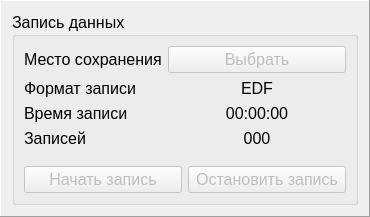
Qt form resources/frm_online_control_recording.ui (mcsltd/mcs-inRat-monitor) before a commit.
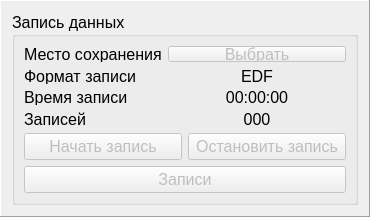
The same form after that commit.

Commit message: feat: add open archive recordings

Diff of the .ui file:
```diff
--- a/resources/frm_online_control_recording.ui
+++ b/resources/frm_online_control_recording.ui
@@ -168,6 +168,20 @@
           </item>
          </layout>
         </item>
+        <item>
+         <layout class="QVBoxLayout" name="verticalLayout_2">
+          <item>
+           <widget class="QPushButton" name="pushButtonOpenArchive">
+            <property name="enabled">
+             <bool>false</bool>
+            </property>
+            <property name="text">
+             <string>Записи</string>
+            </property>
+           </widget>
+          </item>
+         </layout>
+        </item>
        </layout>
       </item>
      </layout>
```
The commit also changes 4 other files.
